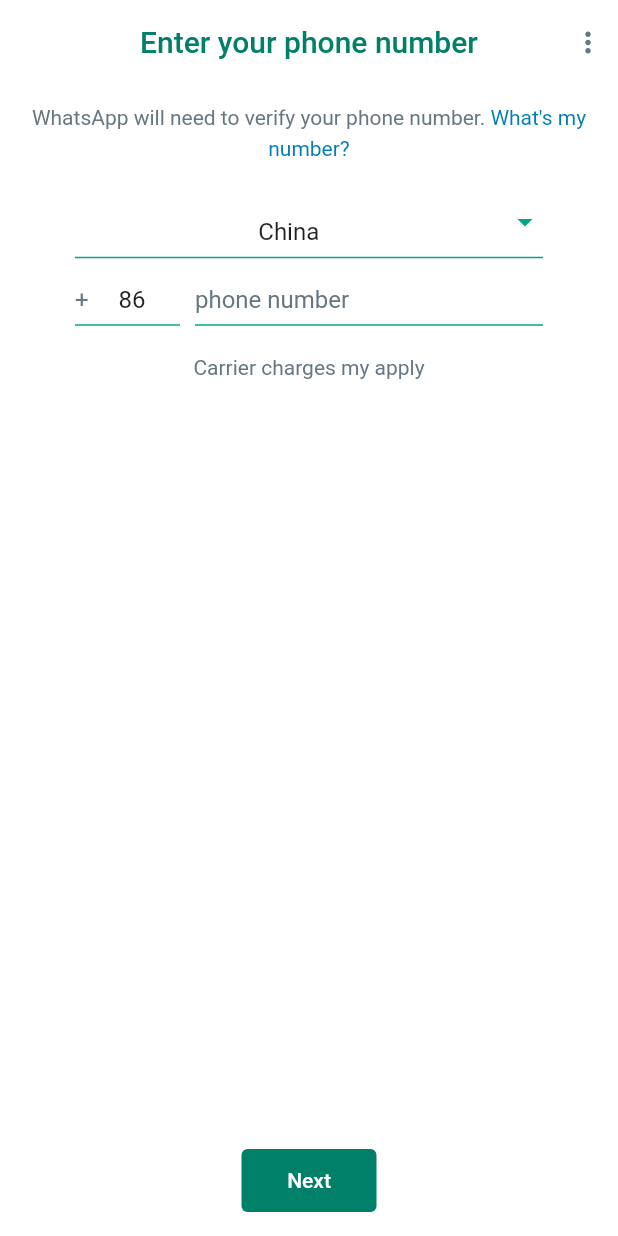
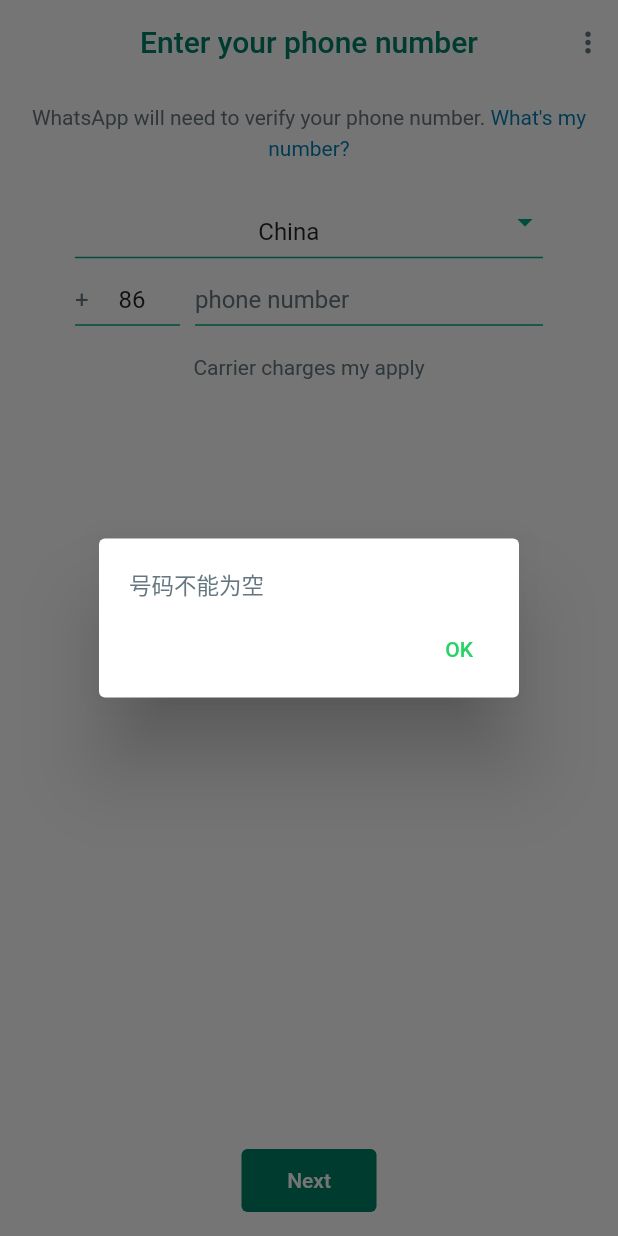
Before and after one commit to Lstmxx/learn_flutter, a Flutter app: the screen it shows after launch, after a tap on "Next", on a phone screen of 412 x 824 dp. Run offline on Flutter 3.47's test engine with Material 2 defaults, Android fonts, the phone set to English and light mode, and no system bars; our stand-ins replace country_picker, dio, logger, shared_preferences; accounts and stored records are empty.

Commit message:
feat: 提示

```diff
--- /dev/null
+++ b/whatsapp/lib/common/helper/show_alert_dialog.dart
@@ -0,0 +1,35 @@
+import 'package:flutter/material.dart';
+import 'package:whatsapp/common/extension/custom_theme_extension.dart';
+
+showAlertDialog({
+  required BuildContext context,
+  required String message,
+  String? btnText,
+}) {
+  return showDialog(
+    context: context,
+    builder: (alertContext) {
+      return AlertDialog(
+        content: Text(
+          message,
+          style: TextStyle(
+            color: context.theme.greyColor,
+            fontSize: 15,
+          ),
+        ),
+        contentPadding: const EdgeInsets.fromLTRB(20, 20, 20, 0),
+        actions: [
+          TextButton(
+            onPressed: () => Navigator.of(context).pop(),
+            child: Text(
+              btnText ?? 'OK',
+              style: TextStyle(
+                color: context.theme.circleImageColor,
+              ),
+            ),
+          ),
+        ],
+      );
+    },
+  );
+}
--- /dev/null
+++ b/whatsapp/lib/common/widgets/custom_icon_button.dart
@@ -0,0 +1,35 @@
+import 'package:flutter/material.dart';
+import 'package:whatsapp/common/extension/custom_theme_extension.dart';
+
+class CustomIconButton extends StatelessWidget {
+  final VoidCallback onTap;
+  final IconData icon;
+  final Color? iconColor;
+  final double? iconSize;
+  final double? minWidth;
+
+  const CustomIconButton({
+    super.key,
+    required this.onTap,
+    required this.icon,
+    this.iconColor,
+    this.iconSize,
+    this.minWidth,
+  });
+
+  @override
+  Widget build(BuildContext context) {
+    return IconButton(
+      onPressed: onTap,
+      splashColor: Colors.transparent,
+      splashRadius: 22,
+      iconSize: iconSize ?? 22,
+      padding: EdgeInsets.zero,
+      constraints: BoxConstraints(minWidth: minWidth ?? 40),
+      icon: Icon(
+        icon,
+        color: iconColor ?? context.theme.greyColor,
+      ),
+    );
+  }
+}
--- a/whatsapp/lib/modules/auth/pages/login_page.dart
+++ b/whatsapp/lib/modules/auth/pages/login_page.dart
@@ -1,8 +1,12 @@
+import 'package:country_picker/country_picker.dart';
 import 'package:flutter/material.dart';
 import 'package:whatsapp/common/extension/custom_theme_extension.dart';
+import 'package:whatsapp/common/helper/show_alert_dialog.dart';
 import 'package:whatsapp/common/utils/colors_common.dart';
 import 'package:whatsapp/common/widgets/custom_elevated_button.dart';
 import 'package:whatsapp/modules/auth/widgets/custom_text_field.dart';
+
+import '../../../common/widgets/custom_icon_button.dart';
 
 class LoginPage extends StatefulWidget {
   const LoginPage({super.key});
@@ -15,6 +19,53 @@ class _LoginPageState extends State<LoginPage> {
   late TextEditingController countryNameController;
   late TextEditingController countryCodeController;
   late TextEditingController phoneNumberController;
+
+  void showCountryCodePicker() {
+    showCountryPicker(
+      context: context,
+      showPhoneCode: true,
+      favorite: ['ET'],
+      countryListTheme: CountryListThemeData(
+        bottomSheetHeight: 600,
+        backgroundColor: Theme.of(context).colorScheme.background,
+        flagSize: 22,
+        borderRadius: BorderRadius.circular(20),
+        textStyle: TextStyle(color: context.theme.greyColor),
+        inputDecoration: InputDecoration(
+          labelStyle: TextStyle(color: context.theme.greyColor),
+          prefixIcon: const Icon(
+            Icons.language,
+            color: ColorsCommon.greenDark,
+          ),
+          hintText: 'Search country code or name',
+          enabledBorder: UnderlineInputBorder(
+            borderSide: BorderSide(
+              color: context.theme.greyColor!.withOpacity(0.2),
+            ),
+          ),
+          focusedBorder: const UnderlineInputBorder(
+            borderSide: BorderSide(
+              color: ColorsCommon.greenDark,
+            ),
+          ),
+        ),
+      ),
+      onSelect: (country) {
+        countryNameController.text = country.name;
+        countryCodeController.text = country.phoneCode;
+      },
+    );
+  }
+
+  sendCodeToPhone() {
+    final phone = phoneNumberController.text;
+    final countryName = countryNameController.text;
+    final countryCode = countryCodeController.text;
+
+    if (phone.isEmpty) {
+      return showAlertDialog(context: context, message: "号码不能为空");
+    }
+  }
 
   @override
   void initState() {
@@ -46,17 +97,9 @@ class _LoginPageState extends State<LoginPage> {
         ),
         centerTitle: true,
         actions: [
-          IconButton(
-            onPressed: () {},
-            splashColor: Colors.transparent,
-            splashRadius: 22,
-            iconSize: 22,
-            padding: EdgeInsets.zero,
-            constraints: const BoxConstraints(minWidth: 40),
-            icon: Icon(
-              Icons.more_vert,
-              color: context.theme.greyColor,
-            ),
+          CustomIconButton(
+            onTap: () {},
+            icon: Icons.more_vert,
           ),
         ],
       ),
@@ -85,7 +128,7 @@ class _LoginPageState extends State<LoginPage> {
           Padding(
             padding: const EdgeInsets.symmetric(horizontal: 50),
             child: CustomTextField(
-              onTrap: () {},
+              onTrap: showCountryCodePicker,
               readOnly: true,
               controller: countryNameController,
               suffixIcon: const Icon(
@@ -132,7 +175,7 @@ class _LoginPageState extends State<LoginPage> {
       ),
       floatingActionButtonLocation: FloatingActionButtonLocation.centerFloat,
       floatingActionButton: CustomElevatedButton(
-        onPressed: () {},
+        onPressed: sendCodeToPhone,
         text: 'Next',
         buttonWidth: 90,
       ),
--- a/whatsapp/pubspec.yaml
+++ b/whatsapp/pubspec.yaml
@@ -36,6 +36,7 @@ dependencies:
   # Use with the CupertinoIcons class for iOS style icons.
   cupertino_icons: ^1.0.2
   flutter_native_splash: ^2.3.1
+  country_picker: ^2.0.20
 
 flutter_native_splash:
   color: "#FFFFFF"
```
Also changed, not shown: whatsapp/lib/modules/welcome/widgets/language_select.dart (+5 -11 lines), whatsapp/pubspec.lock.
